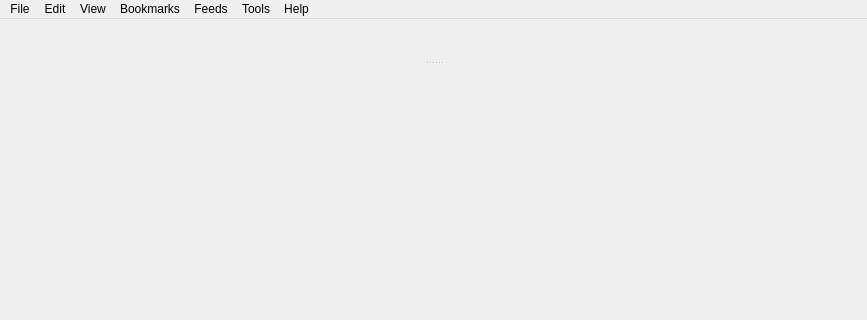
Before: the Qt Designer form src/ui/MainWindow.ui in OtterBrowser/otter-browser, drawn with Qt 5; both pictures show x 0 to 867 and y 0 to 320 of the 867 by 771 pixel window.
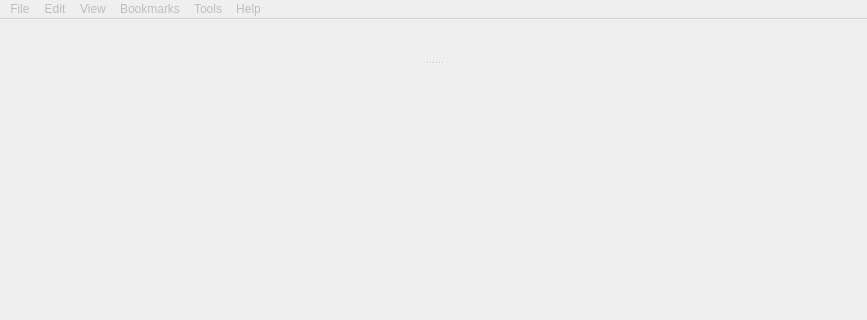
After: the same form once the commit is applied.

Patch:
```diff
--- a/src/ui/MainWindow.ui
+++ b/src/ui/MainWindow.ui
@@ -34,6 +34,9 @@
    </layout>
   </widget>
   <widget class="QMenuBar" name="menuBar">
+   <property name="enabled">
+    <bool>false</bool>
+   </property>
    <property name="geometry">
     <rect>
      <x>0</x>
@@ -96,14 +99,6 @@
     <addaction name="actionManageBookmarks"/>
     <addaction name="separator"/>
    </widget>
-   <widget class="QMenu" name="menuFeeds">
-    <property name="title">
-     <string>Feeds</string>
-    </property>
-    <addaction name="actionReadFeeds"/>
-    <addaction name="actionManageFeeds"/>
-    <addaction name="separator"/>
-   </widget>
    <widget class="QMenu" name="menuTools">
     <property name="title">
      <string>Tools</string>
@@ -118,7 +113,6 @@
    <addaction name="menuEdit"/>
    <addaction name="menuView"/>
    <addaction name="menuBookmarks"/>
-   <addaction name="menuFeeds"/>
    <addaction name="menuTools"/>
    <addaction name="menuHelp"/>
   </widget>
```
Left out of the diff: 42 changed lines with no effect on the pictures.
